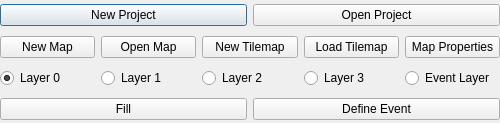
Qt form UI/Main.ui (mratmartinez/Mapuche) before a commit.
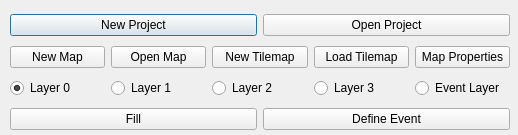
The same form after that commit.

Commit message: Qt5 GUI looks a little "compressed" to my eyes. So I had to make bigger the windows and move the layouts. Now it looks very great

Patch:
```diff
--- a/UI/Main.ui
+++ b/UI/Main.ui
@@ -6,8 +6,8 @@
    <rect>
     <x>0</x>
     <y>0</y>
-    <width>500</width>
-    <height>123</height>
+    <width>518</width>
+    <height>135</height>
    </rect>
   </property>
   <property name="windowTitle">
@@ -16,8 +16,8 @@
   <widget class="QWidget" name="verticalLayoutWidget">
    <property name="geometry">
     <rect>
-     <x>0</x>
-     <y>0</y>
+     <x>10</x>
+     <y>10</y>
      <width>500</width>
      <height>125</height>
     </rect>
```
Left out of the diff: 2 changed lines with no effect on the pictures. The commit also changes 2 other files.
